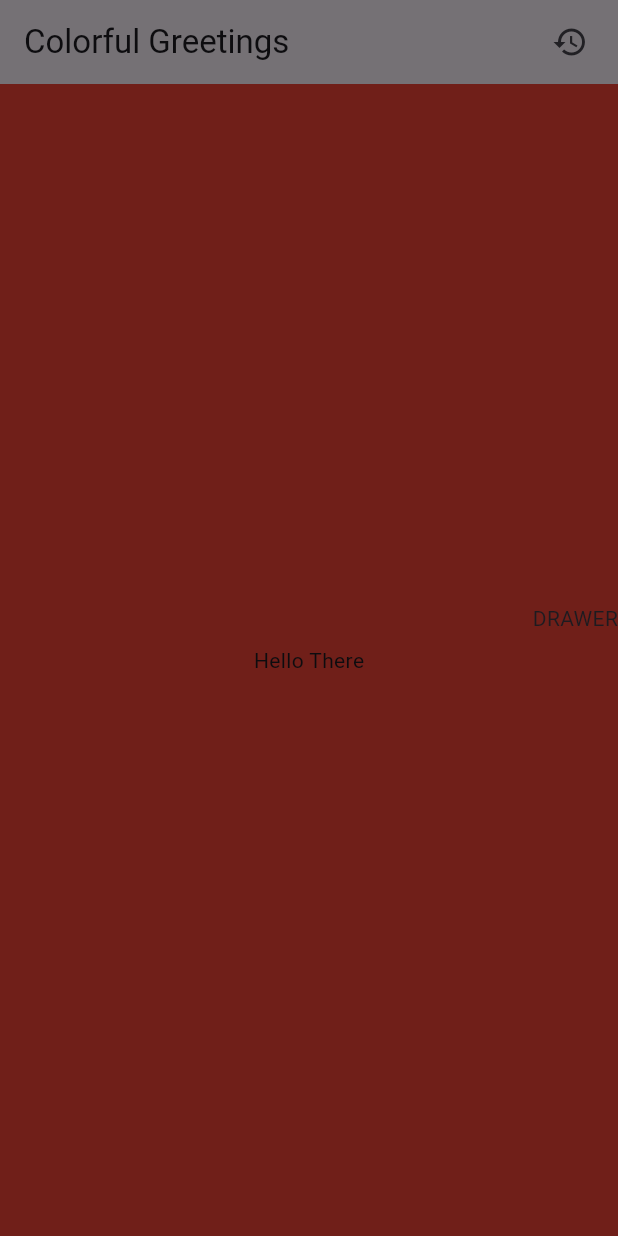
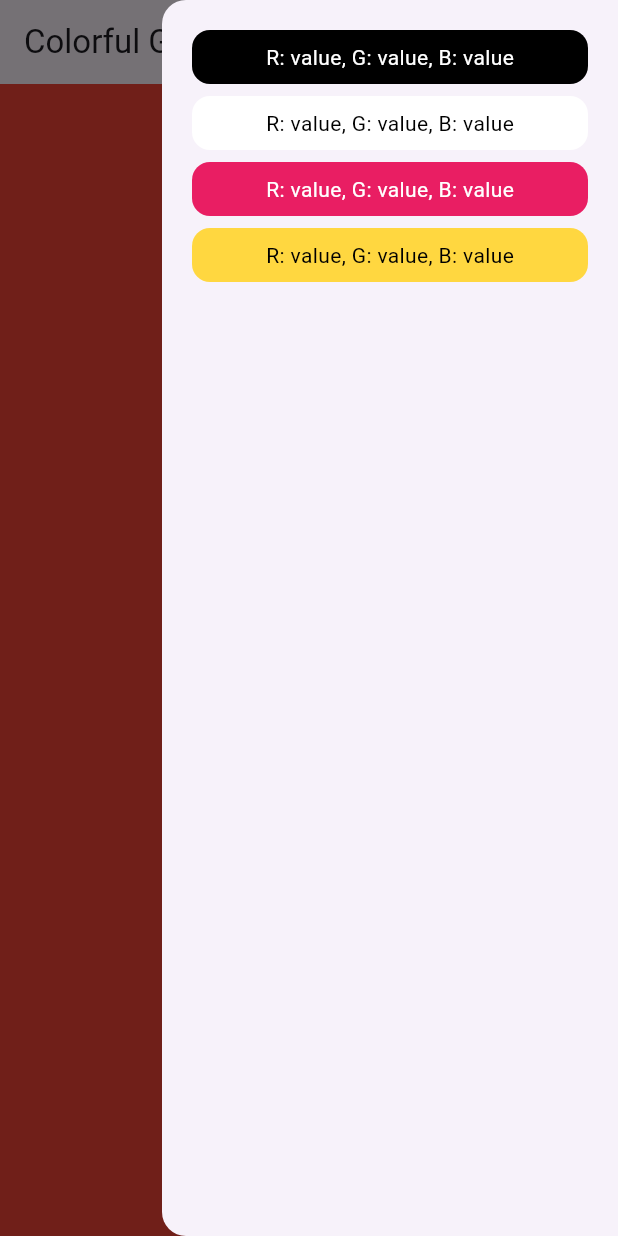
Before and after one commit to UbohyiPetro/colorful_greetings, a Flutter app: the screen it shows after launch, with the side drawer open, on a phone screen of 412 x 824 dp. Run offline on Flutter 3.47's test engine with Material 3 defaults, Android fonts, the phone set to English and light mode, and no system bars.

Commit message:
CG-3: design history item component

```diff
--- /dev/null
+++ b/lib/home/ui/history_drawer/history_drawer.dart
@@ -0,0 +1,23 @@
+import 'package:colorful_greetings/home/ui/history_drawer/history_item_component.dart';
+import 'package:flutter/material.dart';
+
+class HistoryDrawer extends StatelessWidget {
+  const HistoryDrawer({Key? key}) : super(key: key);
+
+  @override
+  Widget build(BuildContext context) {
+    return Drawer(
+      child: Padding(
+        padding: const EdgeInsets.all(16.0),
+        child: ListView(
+          children: const [
+            HistoryItemComponent(color: Colors.black,),
+            HistoryItemComponent(color: Colors.white,),
+            HistoryItemComponent(color: Colors.pink,),
+            HistoryItemComponent(color: Colors.amberAccent,),
+          ],
+        ),
+      ),
+    );
+  }
+}
--- /dev/null
+++ b/lib/home/ui/history_drawer/history_item_component.dart
@@ -0,0 +1,27 @@
+import 'package:flutter/material.dart';
+
+class HistoryItemComponent extends StatelessWidget {
+  final Color color;
+
+  const HistoryItemComponent({Key? key, required this.color}) : super(key: key);
+
+  @override
+  Widget build(BuildContext context) {
+    return Card(
+      color: color,
+      elevation: 0,
+      child: Padding(
+        padding: const EdgeInsets.all(8.0),
+        child: Center(
+          child: Text(
+            'R: value, G: value, B: value',
+            style: TextStyle(
+              color:
+                  color.computeLuminance() > 0.5 ? Colors.black : Colors.white,
+            ),
+          ),
+        ),
+      ),
+    );
+  }
+}
--- a/lib/home/ui/home_screen.dart
+++ b/lib/home/ui/home_screen.dart
@@ -1,3 +1,4 @@
+import 'package:colorful_greetings/home/ui/history_drawer/history_drawer.dart';
 import 'package:flutter/material.dart';
 
 // ignore: public_member_api_docs
@@ -8,9 +9,10 @@ class HomeScreen extends StatelessWidget {
   @override
   Widget build(BuildContext context) {
     return GestureDetector(
-      onTap: () {},
+      onTap: () {
+      },
       child: Scaffold(
-        endDrawer: Text("DRAWER"),
+        endDrawer: const HistoryDrawer(),
         backgroundColor: Colors.red,
         appBar: AppBar(
           actions: [
```
